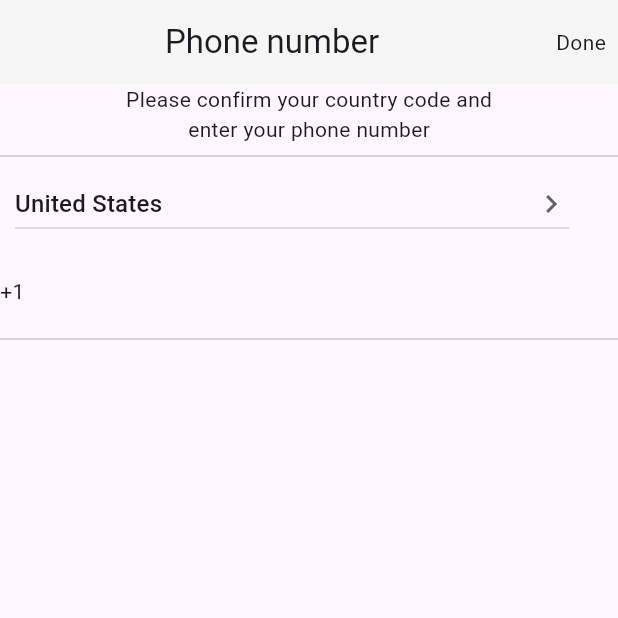
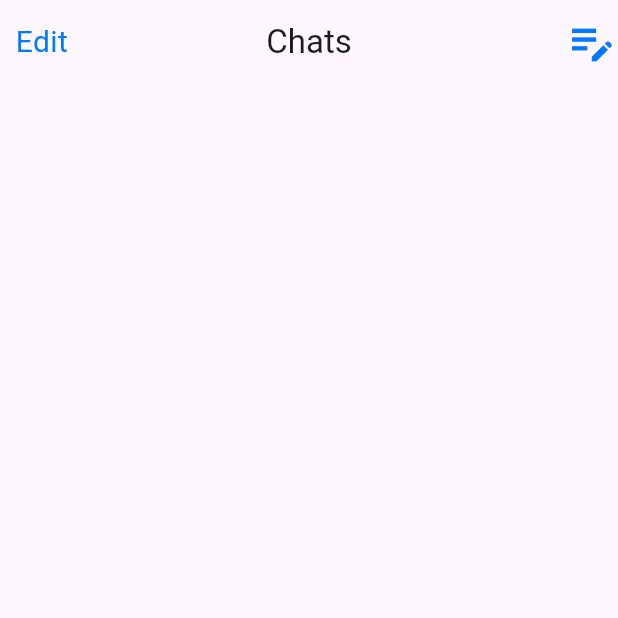
Before and after one commit to NazmiaMouri/WhatsApp_With_Flutter, a Flutter app: the screen it shows after launch, on a phone screen of 412 x 824 dp, the top half of it. Run offline on Flutter 3.47's test engine with Material 3 defaults, Android fonts, the light colour scheme and no system bars; our stand-ins replace flutter_riverpod, flutter_svg.

Commit message:
CHatList

```diff
--- a/lib/constants/colors.dart
+++ b/lib/constants/colors.dart
@@ -2,9 +2,9 @@
 import 'package:flutter/material.dart';
 
 class AppColors {
-  static const Color primary = Color(0xFF04a985);    // blue
-  static const Color secondary = Color(0xFFFFC107);  // amber
+  static const Color primary = Color(0xFF04a985); // Primary green
+  static const Color icon = Color(0xFF007AFF); // blue
   static const Color appbarBackground = Color(0xFFF6F6F6); // light grey
-  static const Color textDark = Color(0xFF212121);   // dark text
-  static const Color textLight = Color(0xFFFFFFFF);  // white text
+  static const Color textDark = Color(0xFF212121); // dark text
+  static const Color textLight = Color(0xFFFFFFFF); // white text
 }
--- a/lib/main.dart
+++ b/lib/main.dart
@@ -1,9 +1,9 @@
 import 'package:flutter/material.dart';
+import 'package:whats_app/view/home_screens/home.dart';
 import 'package:whats_app/view/login_screens/front_page.dart';
 import 'package:whats_app/view/login_screens/language_selection.dart';
 import 'package:flutter_riverpod/flutter_riverpod.dart';
 import 'package:whats_app/view/login_screens/phone_number.dart';
-
 
 void main() {
   runApp(ProviderScope(child: MyApp()));
@@ -17,7 +17,7 @@ class MyApp extends StatelessWidget {
   Widget build(BuildContext context) {
     return MaterialApp(
       debugShowCheckedModeBanner: false,
-      home: const PhoneNumber(),
+      home: const Home(),
     );
   }
 }
--- /dev/null
+++ b/lib/view/home_screens/home.dart
@@ -0,0 +1,37 @@
+import 'package:flutter/cupertino.dart';
+import 'package:flutter/material.dart';
+import 'package:flutter_riverpod/flutter_riverpod.dart';
+import 'package:flutter_svg/flutter_svg.dart';
+import 'package:whats_app/constants/colors.dart';
+
+class Home extends ConsumerStatefulWidget {
+  const Home({super.key});
+
+  @override
+  ConsumerState<ConsumerStatefulWidget> createState() => _HomeState();
+}
+
+class _HomeState extends ConsumerState<Home> {
+  @override
+  Widget build(BuildContext context) {
+    return Scaffold(
+      appBar: AppBar(
+        leading: Align(
+            child: Text(
+          'Edit',
+          textAlign: TextAlign.center,
+          style: TextStyle(fontSize: 20, color: AppColors.icon),
+        )),
+        title: Text('Chats'),
+        centerTitle: true,
+        actions: [
+          Icon(
+            Icons.edit_note,
+            size: 35,
+            color: AppColors.icon,
+          )
+        ],
+      ),
+    );
+  }
+}
--- a/lib/view/login_screens/phone_number.dart
+++ b/lib/view/login_screens/phone_number.dart
@@ -85,7 +85,8 @@ class _PhoneNumberState extends ConsumerState<PhoneNumber> {
               ),
             ],
           ),
-          Row(
+          IntrinsicHeight(
+            child: Row(
               children: [
                 Text(_selectedItem['dialingCode']),
                 VerticalDivider(
@@ -96,9 +97,11 @@ class _PhoneNumberState extends ConsumerState<PhoneNumber> {
                 Expanded(
                   child: TextField(
                     controller: _controller,
+                    keyboardType: TextInputType.phone,
                     decoration: InputDecoration(
                         border: InputBorder.none,
-                  ),
+                        hintText: 'phone number',
+                        hintStyle: TextStyle(color: Colors.grey)),
                     onChanged: (text) {
                       setState(() {
                         _displayText = text;
@@ -108,6 +111,7 @@ class _PhoneNumberState extends ConsumerState<PhoneNumber> {
                 ),
               ],
             ),
+          ),
           Divider(),
         ],
       ),
--- a/pubspec.yaml
+++ b/pubspec.yaml
@@ -36,6 +36,7 @@ dependencies:
   # Use with the CupertinoIcons class for iOS style icons.
   cupertino_icons: ^1.0.2
   flutter_riverpod: ^2.6.1
+  flutter_svg: ^2.0.10+1
 
 dev_dependencies:
   flutter_test:
```
Also changed, not shown: pubspec.lock. Lines whose indentation alone changed are shown as unchanged.
